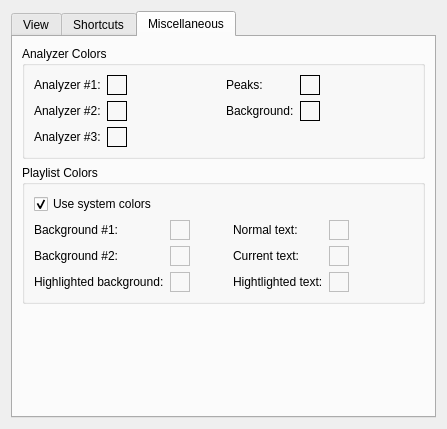
First picture: the form in qmmp-plugin-pack/src/Ui/qsui/forms/qsuisettings.ui, repository djdron/qmmp, before the edit.
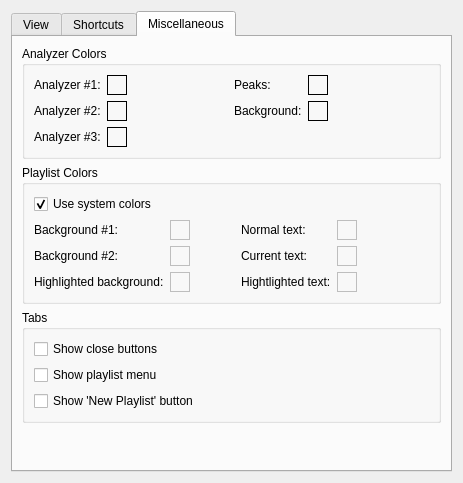
Second picture: the form after the edit. The open tabs and pages were chosen to show the change. Custom widgets are drawn as their Qt base class.

Commit message: added feature to disable extra tab buttons, added tab list menu (Fixes issue 651)

What changed in the file:
```diff
--- a/qmmp-plugin-pack/src/Ui/qsui/forms/qsuisettings.ui
+++ b/qmmp-plugin-pack/src/Ui/qsui/forms/qsuisettings.ui
@@ -6,8 +6,8 @@
    <rect>
     <x>0</x>
     <y>0</y>
-    <width>447</width>
-    <height>429</height>
+    <width>463</width>
+    <height>483</height>
    </rect>
   </property>
   <property name="windowTitle">
@@ -181,13 +181,6 @@
             </item>
            </layout>
           </item>
-          <item row="0" column="0">
-           <widget class="QCheckBox" name="tabsClosableCheckBox">
-            <property name="text">
-             <string>Show close buttons on tabs</string>
-            </property>
-           </widget>
-          </item>
          </layout>
         </widget>
        </item>
@@ -257,7 +250,7 @@
       <attribute name="title">
        <string>Miscellaneous</string>
       </attribute>
-      <layout class="QVBoxLayout" name="verticalLayout_2">
+      <layout class="QVBoxLayout" name="verticalLayout_4">
        <item>
         <widget class="QGroupBox" name="groupBox_4">
          <property name="title">
@@ -727,6 +720,36 @@
          </layout>
         </widget>
        </item>
+       <item>
+        <widget class="QGroupBox" name="groupBox_5">
+         <property name="title">
+          <string>Tabs</string>
+         </property>
+         <layout class="QVBoxLayout" name="verticalLayout_2">
+          <item>
+           <widget class="QCheckBox" name="tabsClosableCheckBox">
+            <property name="text">
+             <string>Show close buttons</string>
+            </property>
+           </widget>
+          </item>
+          <item>
+           <widget class="QCheckBox" name="showPLMenuCheckBox">
+            <property name="text">
+             <string>Show playlist menu</string>
+            </property>
+           </widget>
+          </item>
+          <item>
+           <widget class="QCheckBox" name="showNewPLCheckBox">
+            <property name="text">
+             <string>Show 'New Playlist' button</string>
+            </property>
+           </widget>
+          </item>
+         </layout>
+        </widget>
+       </item>
        <item>
         <spacer name="verticalSpacer_2">
          <property name="orientation">
```
Left out of the diff: 14 changed lines with no effect on the pictures. The commit also changes 5 other files.
